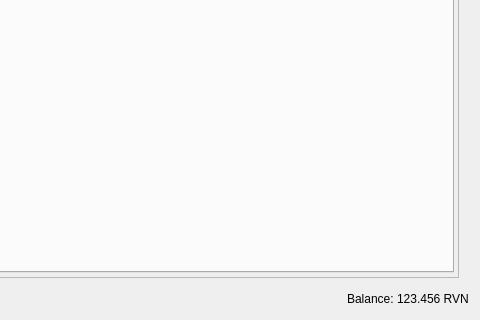
The-Yerbas-Endeavor/yerbas, file src/qt/forms/restrictedassetsdialog.ui: the form before one commit; both pictures show x 688 to 1168 and y 680 to 1000 of the 1168 by 1000 pixel window.
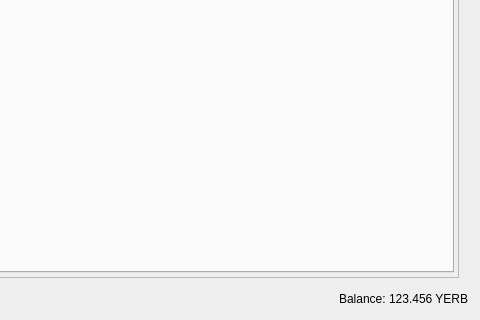
The form after the commit.

Diff of the .ui file:
```diff
--- a/src/qt/forms/restrictedassetsdialog.ui
+++ b/src/qt/forms/restrictedassetsdialog.ui
@@ -281,7 +281,7 @@
         <cursorShape>IBeamCursor</cursorShape>
        </property>
        <property name="text">
-        <string notr="true">123.456 RVN</string>
+        <string notr="true">123.456 YERB</string>
        </property>
        <property name="textInteractionFlags">
         <set>Qt::LinksAccessibleByMouse|Qt::TextSelectableByKeyboard|Qt::TextSelectableByMouse</set>
```
